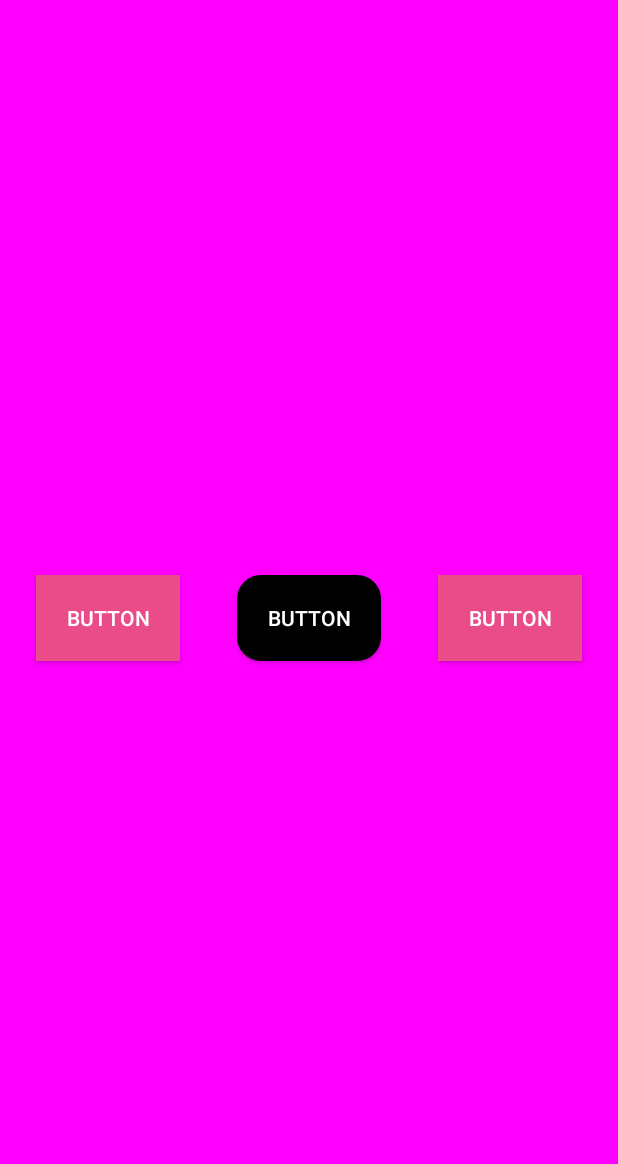
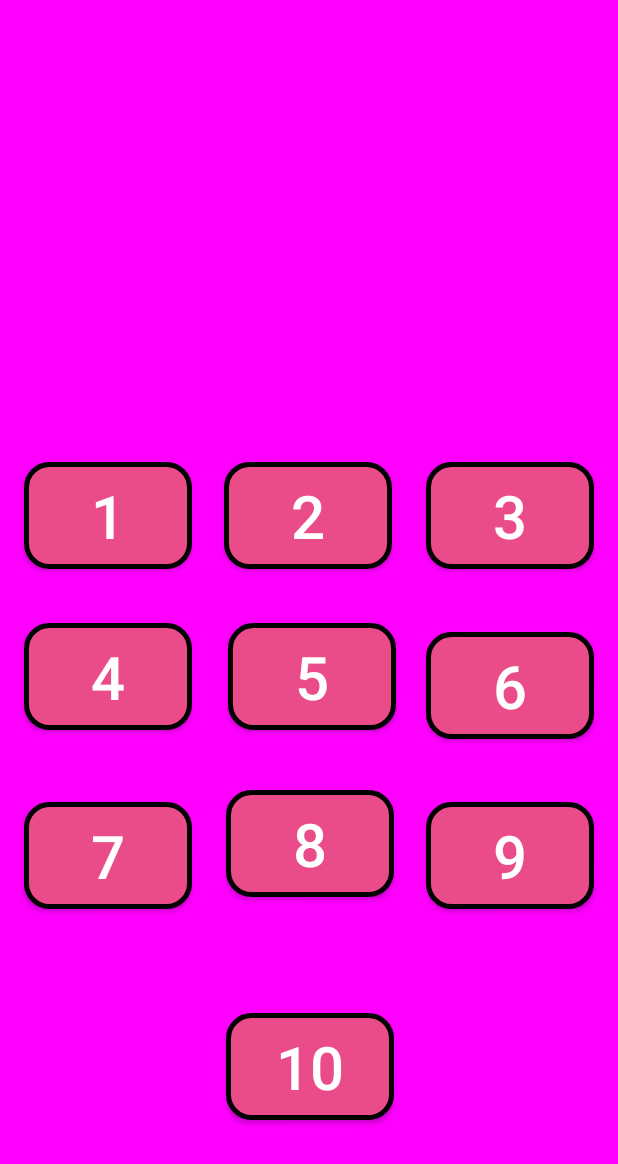
Before and after one commit to XheikhFaizi/Assignment-2--Intent-, an Android app: the screen it shows after launch (MainActivity), on a phone screen of 412 x 824 dp. Shown: the top 1164 px of the screen. Run offline under Robolectric (Android 15) with nearby library versions, the phone set to English and light mode, and no system bars.

Commit message:
Button Contrsaint and Alignment

```diff
--- a/app/src/main/res/drawable/rect_rounded_button.xml
+++ b/app/src/main/res/drawable/rect_rounded_button.xml
@@ -1,6 +1,6 @@
 <?xml version="1.0" encoding="utf-8"?>
 <shape xmlns:android="http://schemas.android.com/apk/res/android">
-<solid android:color="@color/black"/>
-<stroke android:color="@color/black" android:width="1.5dp"/>
+<solid android:color="#EA4c89"/>
+<stroke android:color="@color/black" android:width="3dp"/>
 <corners android:radius="15dp"/>
 </shape>
--- a/app/src/main/res/layout/activity_main.xml
+++ b/app/src/main/res/layout/activity_main.xml
@@ -8,43 +8,162 @@
     tools:context=".MainActivity">
 
     <androidx.appcompat.widget.AppCompatButton
-        android:id="@+id/button4"
-        android:layout_width="96dp"
-        android:layout_height="57dp"
+        android:id="@+id/button17"
+        android:layout_width="112dp"
+        android:layout_height="71dp"
+
         android:background="@drawable/rect_rounded_button"
-
-
-        android:text="Button"
+        android:text="10"
         android:textColor="#FFFFFF"
         android:textColorHint="#FFFFFF"
+        android:textSize="40sp"
         app:layout_constraintBottom_toBottomOf="parent"
-        app:layout_constraintEnd_toStartOf="@+id/button3"
-        app:layout_constraintStart_toEndOf="@+id/button2"
-        app:layout_constraintTop_toTopOf="parent" />
+        app:layout_constraintEnd_toStartOf="@+id/button14"
+        app:layout_constraintHorizontal_bias="0.511"
+        app:layout_constraintStart_toEndOf="@+id/button13"
+        app:layout_constraintTop_toBottomOf="@+id/button16" />
 
     <androidx.appcompat.widget.AppCompatButton
-        android:id="@+id/button3"
-        android:layout_width="96dp"
-        android:layout_height="57dp"
-        android:layout_marginEnd="24dp"
-        android:background="#EA4c89"
-        android:text="Button"
+        android:id="@+id/button7"
+        android:layout_width="112dp"
+        android:layout_height="71dp"
+
+        android:layout_marginTop="308dp"
+        android:layout_marginEnd="16dp"
+        android:background="@drawable/rect_rounded_button"
+        android:text="3"
         android:textColor="#FFFFFF"
         android:textColorHint="#FFFFFF"
-        app:layout_constraintBottom_toBottomOf="parent"
+        android:textSize="40sp"
         app:layout_constraintEnd_toEndOf="parent"
         app:layout_constraintTop_toTopOf="parent" />
 
     <androidx.appcompat.widget.AppCompatButton
-        android:id="@+id/button2"
-        android:layout_width="96dp"
-        android:layout_height="57dp"
-        android:layout_marginStart="24dp"
-        android:background="#EA4c89"
-        android:text="Button"
+        android:id="@+id/button14"
+        android:layout_width="112dp"
+        android:layout_height="71dp"
+
+        android:layout_marginTop="36dp"
+        android:layout_marginEnd="16dp"
+        android:layout_marginBottom="92dp"
+        android:background="@drawable/rect_rounded_button"
+        android:text="9"
         android:textColor="#FFFFFF"
         android:textColorHint="#FFFFFF"
+        android:textSize="40sp"
+        app:layout_constraintBottom_toBottomOf="parent"
+        app:layout_constraintEnd_toEndOf="parent"
+        app:layout_constraintTop_toBottomOf="@+id/button12"
+        app:layout_constraintVertical_bias="0.086" />
+
+    <androidx.appcompat.widget.AppCompatButton
+        android:id="@+id/button13"
+        android:layout_width="112dp"
+        android:layout_height="71dp"
+        android:layout_marginStart="16dp"
+
+        android:layout_marginTop="36dp"
+        android:layout_marginBottom="92dp"
+        android:background="@drawable/rect_rounded_button"
+        android:text="7"
+        android:textColor="#FFFFFF"
+        android:textColorHint="#FFFFFF"
+        android:textSize="40sp"
         app:layout_constraintBottom_toBottomOf="parent"
         app:layout_constraintStart_toStartOf="parent"
+        app:layout_constraintTop_toBottomOf="@+id/button12"
+        app:layout_constraintVertical_bias="0.086" />
+
+    <androidx.appcompat.widget.AppCompatButton
+        android:id="@+id/button12"
+        android:layout_width="112dp"
+        android:layout_height="71dp"
+        android:layout_marginStart="16dp"
+
+        android:layout_marginTop="36dp"
+        android:background="@drawable/rect_rounded_button"
+        android:text="4"
+        android:textColor="#FFFFFF"
+        android:textColorHint="#FFFFFF"
+        android:textSize="40sp"
+        app:layout_constraintStart_toStartOf="parent"
+        app:layout_constraintTop_toBottomOf="@+id/button5" />
+
+    <androidx.appcompat.widget.AppCompatButton
+        android:id="@+id/button11"
+        android:layout_width="112dp"
+        android:layout_height="71dp"
+
+        android:layout_marginTop="36dp"
+        android:layout_marginEnd="20dp"
+        android:background="@drawable/rect_rounded_button"
+        android:text="5"
+        android:textColor="#FFFFFF"
+        android:textColorHint="#FFFFFF"
+        android:textSize="40sp"
+        app:layout_constraintEnd_toStartOf="@+id/button10"
+        app:layout_constraintTop_toBottomOf="@+id/button8" />
+
+    <androidx.appcompat.widget.AppCompatButton
+        android:id="@+id/button10"
+        android:layout_width="112dp"
+        android:layout_height="71dp"
+
+        android:layout_marginEnd="16dp"
+        android:background="@drawable/rect_rounded_button"
+        android:text="6"
+        android:textColor="#FFFFFF"
+        android:textColorHint="#FFFFFF"
+        android:textSize="40sp"
+        app:layout_constraintBottom_toTopOf="@+id/button14"
+        app:layout_constraintEnd_toEndOf="parent"
+        app:layout_constraintTop_toBottomOf="@+id/button7" />
+
+    <androidx.appcompat.widget.AppCompatButton
+        android:id="@+id/button8"
+        android:layout_width="112dp"
+        android:layout_height="71dp"
+
+        android:layout_marginTop="308dp"
+        android:background="@drawable/rect_rounded_button"
+        android:text="2"
+        android:textColor="#FFFFFF"
+        android:textColorHint="#FFFFFF"
+        android:textSize="40sp"
+        app:layout_constraintEnd_toStartOf="@+id/button7"
+        app:layout_constraintHorizontal_bias="0.488"
+        app:layout_constraintStart_toEndOf="@+id/button5"
         app:layout_constraintTop_toTopOf="parent" />
+
+    <androidx.appcompat.widget.AppCompatButton
+        android:id="@+id/button5"
+        android:layout_width="112dp"
+        android:layout_height="71dp"
+        android:layout_marginStart="16dp"
+
+        android:layout_marginTop="308dp"
+        android:background="@drawable/rect_rounded_button"
+        android:text="1"
+        android:textColor="#FFFFFF"
+        android:textColorHint="#FFFFFF"
+        android:textSize="40sp"
+        app:layout_constraintStart_toStartOf="parent"
+        app:layout_constraintTop_toTopOf="parent" />
+
+    <androidx.appcompat.widget.AppCompatButton
+        android:id="@+id/button16"
+        android:layout_width="112dp"
+        android:layout_height="71dp"
+
+        android:layout_marginTop="40dp"
+        android:background="@drawable/rect_rounded_button"
+        android:text="8"
+        android:textColor="#FFFFFF"
+        android:textColorHint="#FFFFFF"
+        android:textSize="40sp"
+        app:layout_constraintEnd_toStartOf="@+id/button14"
+        app:layout_constraintHorizontal_bias="0.511"
+        app:layout_constraintStart_toEndOf="@+id/button13"
+        app:layout_constraintTop_toBottomOf="@+id/button12" />
+
 </androidx.constraintlayout.widget.ConstraintLayout>
```
Also changed, not shown: app/src/main/res/drawable/_16110523_294755839344213_744952498267450183_n_removebg_preview.png (added).
